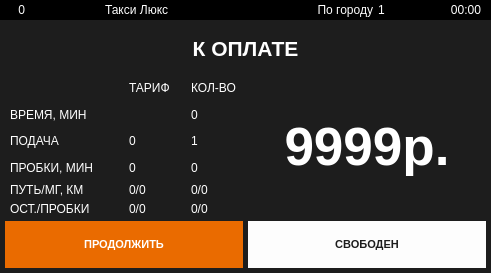
Before: the Qt Designer form indigotaxi.ui in koolkhel/wince-taximeter, drawn with Qt 5.
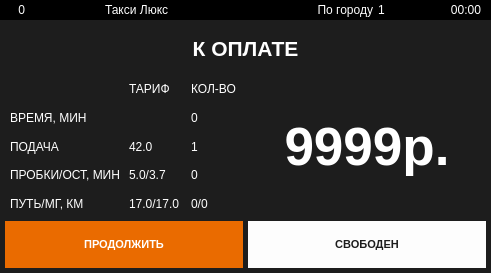
After: the same form once the commit is applied. The open tabs and pages were chosen to show the change. Icons and pictures are not drawn.

```diff
--- a/indigotaxi.ui
+++ b/indigotaxi.ui
@@ -194,10 +194,19 @@
 	background: #4c66b0;
 }
 
+#overloadButton:checked {
+	background: #1d1d1d;
+}
+
+
 #farawayButton {
 	background: #724b22;
 }
 
+#farawayButton {
+	background: #1d1d1d;
+}
+
 #trainCrossButton {
 	background: #275883;
 }
@@ -1319,7 +1328,7 @@
          </widget>
         </item>
         <item>
-         <layout class="QGridLayout" name="gridLayout_4" rowstretch="1,1,1,1,0,0" columnstretch="2,1,1,4">
+         <layout class="QGridLayout" name="gridLayout_4" rowstretch="1,1,1,1,1" columnstretch="2,1,1,4">
           <property name="leftMargin">
            <number>5</number>
           </property>
@@ -1360,7 +1369,7 @@
           <item row="4" column="1">
            <widget class="QLabel" name="kmgTaxiRateLabel">
             <property name="text">
-             <string>0/0</string>
+             <string>17.0/17.0</string>
             </property>
            </widget>
           </item>
@@ -1381,7 +1390,7 @@
           <item row="2" column="1">
            <widget class="QLabel" name="finalCarInLabel">
             <property name="text">
-             <string>0</string>
+             <string>42.0</string>
             </property>
            </widget>
           </item>
@@ -1409,7 +1418,7 @@
           <item row="3" column="1">
            <widget class="QLabel" name="stopsTaxiRateLabel">
             <property name="text">
-             <string>0</string>
+             <string>5.0/3.7</string>
             </property>
            </widget>
           </item>
@@ -1430,32 +1439,11 @@
           <item row="3" column="0">
            <widget class="QLabel" name="label_10">
             <property name="text">
-             <string>ПРОБКИ, МИН</string>
+             <string>ПРОБКИ/ОСТ, МИН</string>
             </property>
            </widget>
           </item>
-          <item row="5" column="0">
-           <widget class="QLabel" name="label_2">
-            <property name="text">
-             <string>ОСТ./ПРОБКИ</string>
-            </property>
-           </widget>
-          </item>
-          <item row="5" column="1">
-           <widget class="QLabel" name="finalClientStopRateLabel">
-            <property name="text">
-             <string>0/0</string>
-            </property>
-           </widget>
-          </item>
-          <item row="5" column="2">
-           <widget class="QLabel" name="finalClientStopLabel">
-            <property name="text">
-             <string>0/0</string>
-            </property>
-           </widget>
-          </item>
-          <item row="0" column="3" rowspan="6">
+          <item row="0" column="3" rowspan="5">
            <widget class="QLabel" name="finalPaymentAmountLabel">
             <property name="font">
              <font>
```
Left out of the diff: 38 changed lines with no effect on the pictures.
